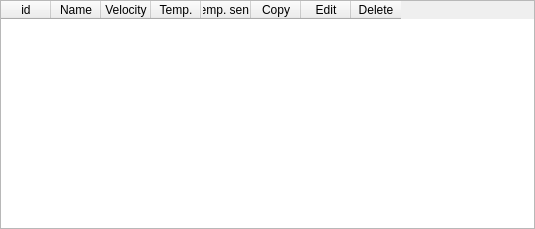
Old version of the form ui_templates/catalog_cartridge_list.ui in the repository o-murphy/archer_ballistics_constructor.
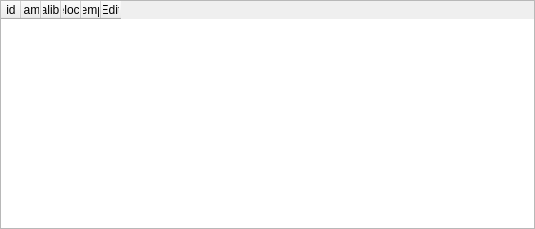
New version of the form.

The edit to the form file:
```diff
--- a/ui_templates/catalog_cartridge_list.ui
+++ b/ui_templates/catalog_cartridge_list.ui
@@ -47,13 +47,13 @@
       <bool>false</bool>
      </attribute>
      <attribute name="horizontalHeaderDefaultSectionSize">
-      <number>50</number>
+      <number>20</number>
      </attribute>
      <attribute name="horizontalHeaderHighlightSections">
       <bool>true</bool>
      </attribute>
      <attribute name="horizontalHeaderMinimumSectionSize">
-      <number>50</number>
+      <number>20</number>
      </attribute>
      <attribute name="horizontalHeaderShowSortIndicator" stdset="0">
       <bool>true</bool>
@@ -71,6 +71,11 @@
        <string>Name</string>
       </property>
      </column>
+     <column>
+      <property name="text">
+       <string>Caliber</string>
+      </property>
+     </column>
      <column>
       <property name="text">
        <string>Velocity</string>
@@ -81,26 +86,11 @@
        <string>Temp.</string>
       </property>
      </column>
-     <column>
-      <property name="text">
-       <string>Temp. sens.</string>
-      </property>
-     </column>
-     <column>
-      <property name="text">
-       <string>Copy</string>
-      </property>
-     </column>
      <column>
       <property name="text">
        <string>Edit</string>
       </property>
      </column>
-     <column>
-      <property name="text">
-       <string>Delete</string>
-      </property>
-     </column>
     </widget>
    </item>
   </layout>
```
